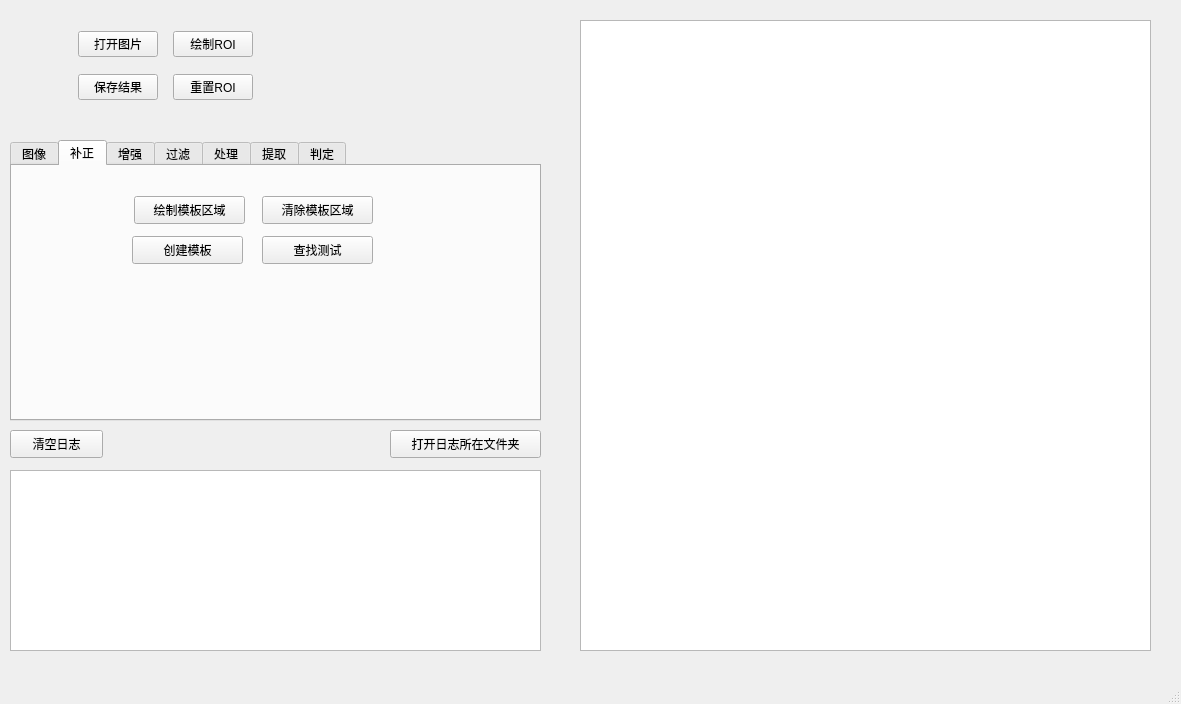
Above: mainwindow.ui from xiaoyuan1021/MyTool before the change. Below: the same form after it.
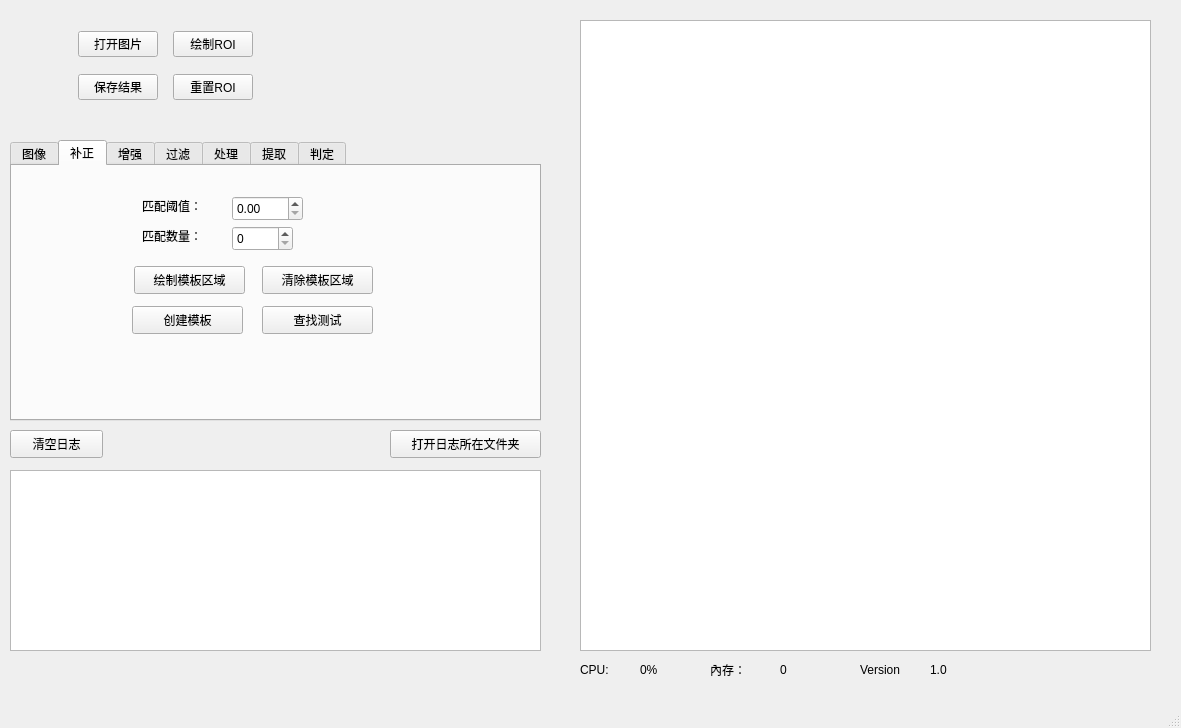
That is the form after the change. The open tabs and pages were chosen to show the change. Custom widgets are drawn as their Qt base class.

Commit message: 更新模板匹配使用仿射变换，日志加入日期前缀，更改图标和名称

```diff
--- a/mainwindow.ui
+++ b/mainwindow.ui
@@ -7,7 +7,7 @@
     <x>0</x>
     <y>0</y>
     <width>1181</width>
-    <height>704</height>
+    <height>728</height>
    </rect>
   </property>
   <property name="windowTitle">
@@ -150,7 +150,7 @@
       <property name="geometry">
        <rect>
         <x>122</x>
-        <y>30</y>
+        <y>100</y>
         <width>111</width>
         <height>28</height>
        </rect>
@@ -163,7 +163,7 @@
       <property name="geometry">
        <rect>
         <x>250</x>
-        <y>30</y>
+        <y>100</y>
         <width>111</width>
         <height>28</height>
        </rect>
@@ -176,7 +176,7 @@
       <property name="geometry">
        <rect>
         <x>120</x>
-        <y>70</y>
+        <y>140</y>
         <width>111</width>
         <height>28</height>
        </rect>
@@ -189,7 +189,7 @@
       <property name="geometry">
        <rect>
         <x>250</x>
-        <y>70</y>
+        <y>140</y>
         <width>111</width>
         <height>28</height>
        </rect>
@@ -198,6 +198,52 @@
        <string>查找测试</string>
       </property>
      </widget>
+     <widget class="QLabel" name="label_28">
+      <property name="geometry">
+       <rect>
+        <x>130</x>
+        <y>30</y>
+        <width>69</width>
+        <height>19</height>
+       </rect>
+      </property>
+      <property name="text">
+       <string>匹配阈值：</string>
+      </property>
+     </widget>
+     <widget class="QDoubleSpinBox" name="doubleSpinBox_minScore">
+      <property name="geometry">
+       <rect>
+        <x>220</x>
+        <y>30</y>
+        <width>71</width>
+        <height>25</height>
+       </rect>
+      </property>
+     </widget>
+     <widget class="QSpinBox" name="spinBox_matchNumber">
+      <property name="geometry">
+       <rect>
+        <x>220</x>
+        <y>60</y>
+        <width>61</width>
+        <height>25</height>
+       </rect>
+      </property>
+     </widget>
+     <widget class="QLabel" name="label_29">
+      <property name="geometry">
+       <rect>
+        <x>130</x>
+        <y>60</y>
+        <width>69</width>
+        <height>19</height>
+       </rect>
+      </property>
+      <property name="text">
+       <string>匹配数量：</string>
+      </property>
+     </widget>
     </widget>
     <widget class="QWidget" name="tab_6">
      <attribute name="title">
@@ -1643,6 +1689,84 @@
      <string>打开日志所在文件夹</string>
     </property>
    </widget>
+   <widget class="QLabel" name="label_25">
+    <property name="geometry">
+     <rect>
+      <x>580</x>
+      <y>660</y>
+      <width>51</width>
+      <height>19</height>
+     </rect>
+    </property>
+    <property name="text">
+     <string>CPU:</string>
+    </property>
+   </widget>
+   <widget class="QLabel" name="label_26">
+    <property name="geometry">
+     <rect>
+      <x>710</x>
+      <y>660</y>
+      <width>41</width>
+      <height>19</height>
+     </rect>
+    </property>
+    <property name="text">
+     <string>內存：</string>
+    </property>
+   </widget>
+   <widget class="QLabel" name="label_27">
+    <property name="geometry">
+     <rect>
+      <x>860</x>
+      <y>660</y>
+      <width>69</width>
+      <height>19</height>
+     </rect>
+    </property>
+    <property name="text">
+     <string>Version</string>
+    </property>
+   </widget>
+   <widget class="QLabel" name="label_cpu">
+    <property name="geometry">
+     <rect>
+      <x>640</x>
+      <y>660</y>
+      <width>51</width>
+      <height>19</height>
+     </rect>
+    </property>
+    <property name="text">
+     <string>0%</string>
+    </property>
+   </widget>
+   <widget class="QLabel" name="label_memory">
+    <property name="geometry">
+     <rect>
+      <x>780</x>
+      <y>660</y>
+      <width>41</width>
+      <height>19</height>
+     </rect>
+    </property>
+    <property name="text">
+     <string>0</string>
+    </property>
+   </widget>
+   <widget class="QLabel" name="label_version">
+    <property name="geometry">
+     <rect>
+      <x>930</x>
+      <y>660</y>
+      <width>69</width>
+      <height>19</height>
+     </rect>
+    </property>
+    <property name="text">
+     <string>1.0</string>
+    </property>
+   </widget>
   </widget>
   <widget class="QMenuBar" name="menubar">
    <property name="geometry">
```
Left out of the diff: 2 changed lines with no effect on the pictures. The commit also changes 9 other files.
